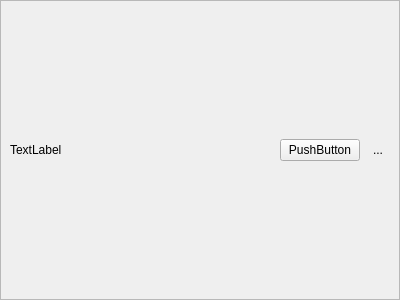
First picture: the form in src/messagewidget.ui, repository kriana/SilVerPLuM, before the edit.
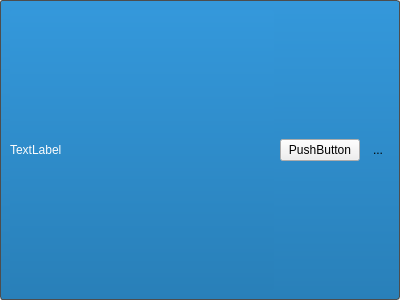
Second picture: the form after the edit. Icons and pictures are not drawn.

```diff
--- a/src/messagewidget.ui
+++ b/src/messagewidget.ui
@@ -31,11 +31,12 @@
    </property>
    <item row="0" column="0">
     <widget class="QFrame" name="frame">
-     <property name="frameShape">
-      <enum>QFrame::StyledPanel</enum>
-     </property>
-     <property name="frameShadow">
-      <enum>QFrame::Raised</enum>
+     <property name="styleSheet">
+      <string notr="true">QFrame {
+background-color: qlineargradient(spread:pad, x1:0, y1:0, x2:0, y2:1, stop:0 rgba(52, 152, 219, 255), stop:1 rgba(41, 128, 185, 255));
+border: 1px solid rgb(77, 77, 77);
+border-radius: 3px;
+}</string>
      </property>
      <layout class="QHBoxLayout" name="horizontalLayout">
       <item>
@@ -46,6 +47,10 @@
           <verstretch>0</verstretch>
          </sizepolicy>
         </property>
+        <property name="styleSheet">
+         <string notr="true">border: none;
+color: #fcfcfc</string>
+        </property>
         <property name="text">
          <string>TextLabel</string>
         </property>
```
